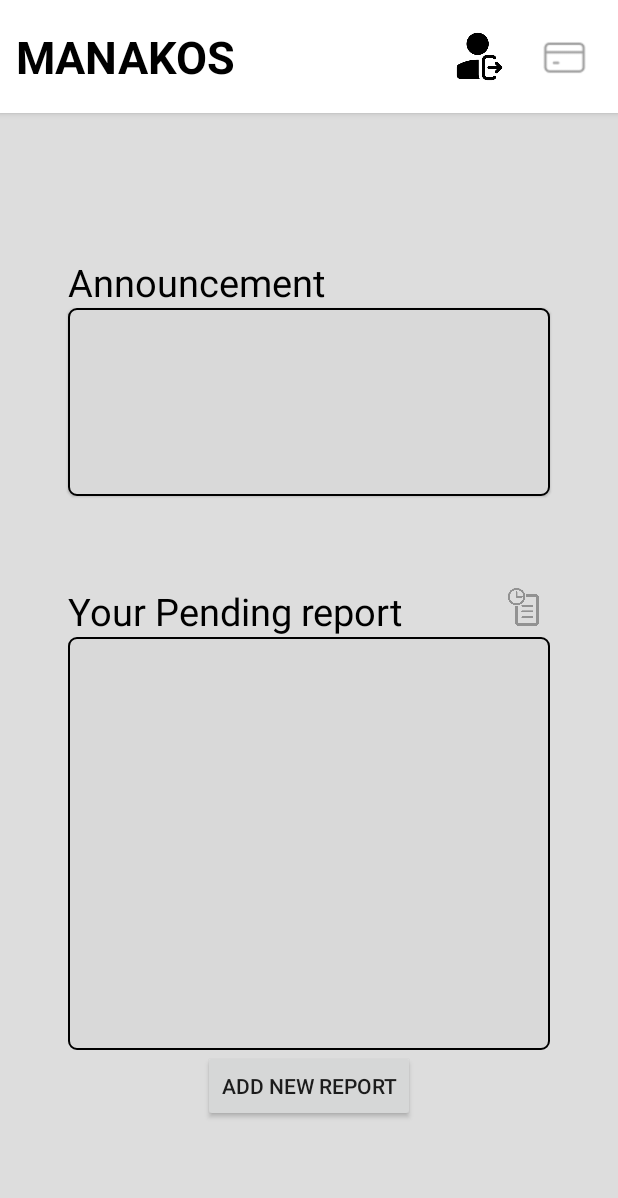
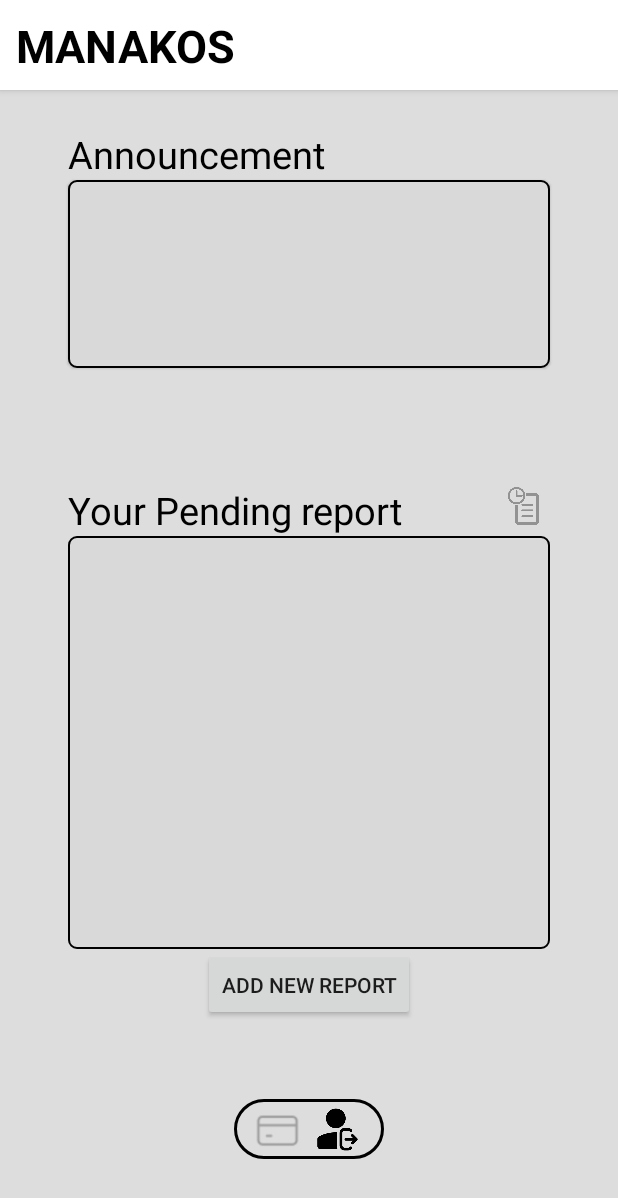
Before and after one commit to EdreaGirsang/Project-SE, an Android app: the Main3Activity screen opened directly, with no data from a screen before it, on a phone screen of 412 x 824 dp. Shown: the top 1198 px of the screen. Run offline under Robolectric (Android 15) with nearby library versions, the phone set to English and light mode, and no system bars; our stand-ins replace Firebase (no records; nobody signed in at launch, a user with empty details on screens opened directly); Roboto replaces fonts that are not available here; 2 statements that could not run were skipped.

Commit message:
add Navbar & Update Activity Main 3
Tambah navbar di Activiti main 3

```diff
--- /dev/null
+++ b/app/src/main/res/drawable/navbar.xml
@@ -0,0 +1,7 @@
+<?xml version="1.0" encoding="utf-8"?>
+<shape xmlns:android="http://schemas.android.com/apk/res/android">
+    <solid android:color="#DDDDDD"/>
+    <corners android:radius="20dp"/>
+    <stroke android:color="@color/black"
+        android:width="2dp"/>
+</shape>
--- a/app/src/main/res/layout/activity_main3.xml
+++ b/app/src/main/res/layout/activity_main3.xml
@@ -10,7 +10,7 @@
     <View
         android:id="@+id/UpRec"
         android:layout_width="match_parent"
-        android:layout_height="75dp"
+        android:layout_height="60dp"
         android:layout_marginBottom="65dp"
         android:background="@color/white"
         android:elevation="3dp"
@@ -21,15 +21,18 @@
         android:id="@+id/greet"
         android:layout_width="wrap_content"
         android:layout_height="wrap_content"
-        app:layout_constraintTop_toBottomOf="@id/UpRec"
-        android:layout_marginBottom="20dp"
+        android:elevation="4dp"
+        android:fontFamily="@font/quando"
         android:text=""
+        android:textColor="@color/black"
         android:textSize="30dp"
-        app:layout_constraintBottom_toTopOf="@id/announce"
-        android:textColor="@color/black"
-        android:fontFamily="@font/quando"
-        app:layout_constraintLeft_toLeftOf="@id/announce"
-        />
+        android:textStyle="bold"
+        app:layout_constraintBottom_toBottomOf="@id/UpRec"
+        app:layout_constraintEnd_toEndOf="@+id/UpRec"
+        app:layout_constraintHorizontal_bias="0.852"
+        app:layout_constraintStart_toEndOf="@id/textView3"
+        app:layout_constraintTop_toTopOf="@+id/UpRec"
+        app:layout_constraintVertical_bias="0.457" />
 
     <TextView
         android:layout_width="wrap_content"
@@ -60,7 +63,7 @@
         app:layout_constraintLeft_toLeftOf="parent"
         app:layout_constraintRight_toRightOf="parent"
         android:layout_height="125dp"
-        android:layout_marginTop="130dp"
+        android:layout_marginTop="60dp"
         android:layout_marginBottom="0dp"
         android:background="@drawable/rounded4"
         android:elevation="1dp"
@@ -84,30 +87,6 @@
         app:layout_constraintTop_toTopOf="@id/UpRec"/>
 
 
-    <ImageView
-        android:id="@+id/out"
-        android:layout_width="34dp"
-        android:layout_height="34dp"
-        android:elevation="3dp"
-        app:layout_constraintBottom_toBottomOf="@id/UpRec"
-        app:layout_constraintEnd_toEndOf="@id/UpRec"
-        app:layout_constraintHorizontal_bias="0.8"
-        app:layout_constraintStart_toStartOf="@id/UpRec"
-        app:layout_constraintTop_toTopOf="@id/UpRec"
-        android:textColor="@color/black"
-        app:srcCompat="@drawable/logout"/>
-
-    <ImageView
-        android:id="@+id/payment"
-        android:layout_width="34dp"
-        android:layout_height="34dp"
-        android:elevation="3dp"
-        app:layout_constraintBottom_toBottomOf="@id/UpRec"
-        app:layout_constraintEnd_toEndOf="@id/UpRec"
-        app:layout_constraintHorizontal_bias="0.95"
-        app:layout_constraintStart_toStartOf="@id/UpRec"
-        app:layout_constraintTop_toTopOf="@id/UpRec"
-        app:srcCompat="@drawable/paymentcardsvgrepocom" />
 
     <TextView
         android:id="@+id/pendingtxt"
@@ -130,7 +109,7 @@
         app:layout_constraintLeft_toLeftOf="parent"
         app:layout_constraintRight_toRightOf="parent"
         android:layout_height="275dp"
-        android:layout_marginTop="-30dp"
+        android:layout_marginTop="-80dp"
         android:background="@drawable/rounded4"
         app:layout_constraintTop_toBottomOf="@id/announce"
         app:layout_constraintBottom_toBottomOf="parent"
@@ -154,8 +133,43 @@
         app:layout_constraintTop_toBottomOf="@id/pending"
         app:layout_constraintLeft_toLeftOf="@id/pending"
         app:layout_constraintRight_toRightOf="@id/pending"
-        android:text="Add new Report"
-        />
+        android:text="Add new Report" />
+
+    <View
+        android:id="@+id/nav"
+        android:layout_width="100dp"
+        android:layout_height="40dp"
+        android:background="@drawable/navbar"
+        app:layout_constraintLeft_toLeftOf="parent"
+        app:layout_constraintRight_toRightOf="parent"
+        app:layout_constraintBottom_toBottomOf="parent"
+        app:layout_constraintTop_toBottomOf="@id/rep"/>
+
+    <ImageView
+        android:id="@+id/payment"
+        android:layout_width="34dp"
+        android:layout_height="34dp"
+        android:layout_marginStart="12dp"
+        android:elevation="3dp"
+        app:layout_constraintBottom_toBottomOf="@id/nav"
+        app:layout_constraintRight_toRightOf="@id/nav"
+        app:layout_constraintStart_toStartOf="@id/nav"
+        app:layout_constraintTop_toTopOf="@id/nav"
+        app:srcCompat="@drawable/paymentcardsvgrepocom" />
+
+
+  <ImageView
+      android:id="@+id/out"
+      android:layout_width="30dp"
+      android:layout_height="30dp"
+      android:layout_marginLeft="8dp"
+      android:elevation="3dp"
+      android:textColor="@color/black"
+      app:layout_constraintBottom_toBottomOf="@id/nav"
+      app:layout_constraintStart_toEndOf="@id/payment"
+      app:layout_constraintRight_toRightOf="@id/nav"
+      app:layout_constraintTop_toTopOf="@id/nav"
+      app:srcCompat="@drawable/logout" />
 
     <ImageView
         android:id="@+id/historyicn"
```
